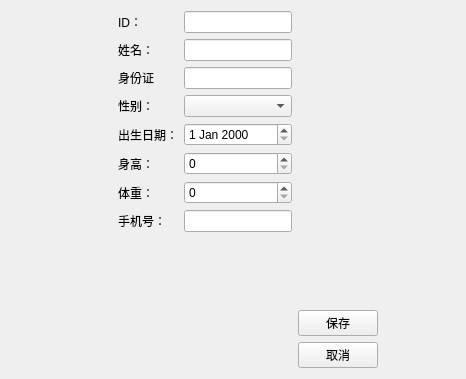
This is experiment/lab4/patienteditview.ui in skmgt/QtLearnCourse as Qt 5 draws it before an edit. The edited form follows.
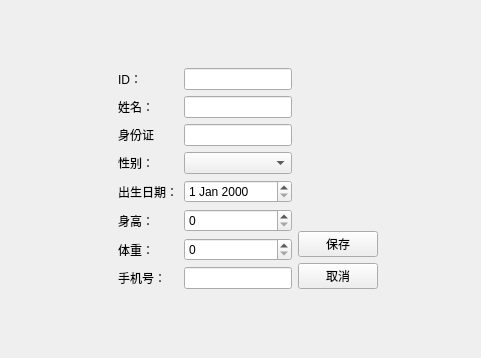
This is the edited form.

Diff of the .ui file:
```diff
--- a/experiment/lab4/patienteditview.ui
+++ b/experiment/lab4/patienteditview.ui
@@ -6,14 +6,29 @@
    <rect>
     <x>0</x>
     <y>0</y>
-    <width>466</width>
-    <height>379</height>
+    <width>481</width>
+    <height>358</height>
    </rect>
   </property>
   <property name="windowTitle">
    <string>Form</string>
   </property>
-  <layout class="QHBoxLayout" name="horizontalLayout">
+  <layout class="QVBoxLayout" name="verticalLayout_2">
+   <item>
+    <spacer name="verticalSpacer_3">
+     <property name="orientation">
+      <enum>Qt::Orientation::Vertical</enum>
+     </property>
+     <property name="sizeHint" stdset="0">
+      <size>
+       <width>20</width>
+       <height>73</height>
+      </size>
+     </property>
+    </spacer>
+   </item>
+   <item>
+    <layout class="QHBoxLayout" name="horizontalLayout_2">
    <item>
     <spacer name="horizontalSpacer">
      <property name="orientation">
@@ -28,6 +43,8 @@
     </spacer>
    </item>
    <item>
+      <layout class="QHBoxLayout" name="horizontalLayout">
+       <item>
     <layout class="QFormLayout" name="formLayout">
      <item row="0" column="0">
       <widget class="QLabel" name="label">
@@ -166,6 +183,8 @@
      </item>
     </layout>
    </item>
+      </layout>
+     </item>
    <item>
     <spacer name="horizontalSpacer_2">
      <property name="orientation">
@@ -175,6 +194,21 @@
       <size>
        <width>40</width>
        <height>20</height>
+        </size>
+       </property>
+      </spacer>
+     </item>
+    </layout>
+   </item>
+   <item>
+    <spacer name="verticalSpacer_2">
+     <property name="orientation">
+      <enum>Qt::Orientation::Vertical</enum>
+     </property>
+     <property name="sizeHint" stdset="0">
+      <size>
+       <width>20</width>
+       <height>73</height>
       </size>
      </property>
     </spacer>
```
Left out of the diff: 8 changed lines with no effect on the pictures. Lines whose indentation alone changed are shown as unchanged.
